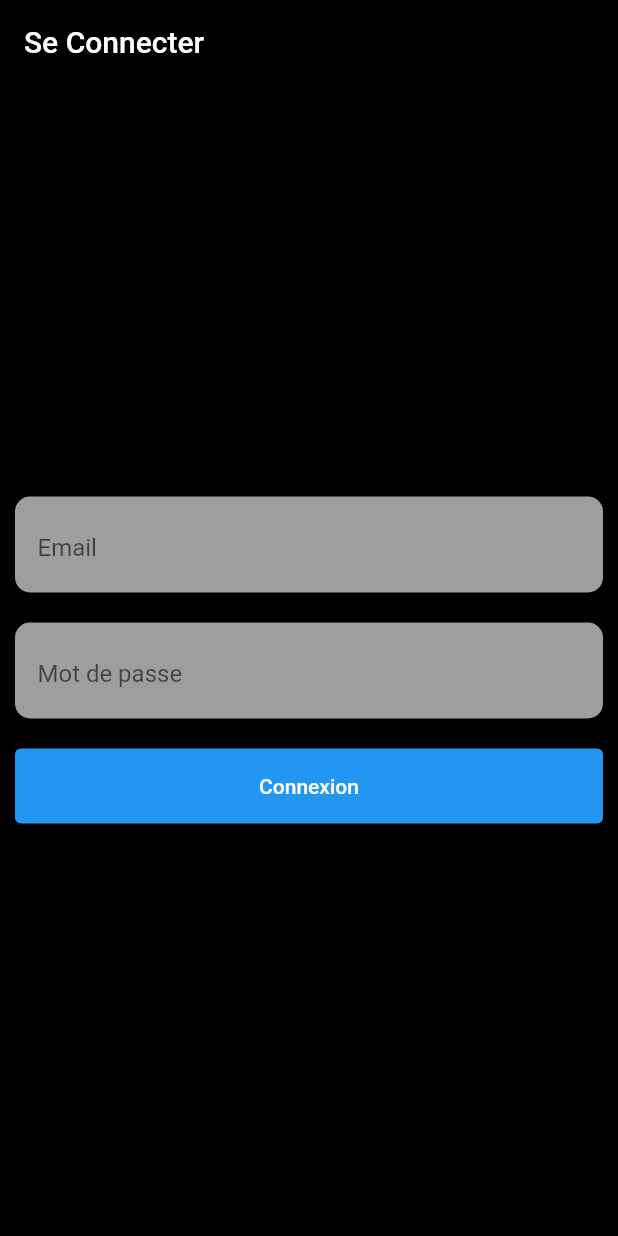
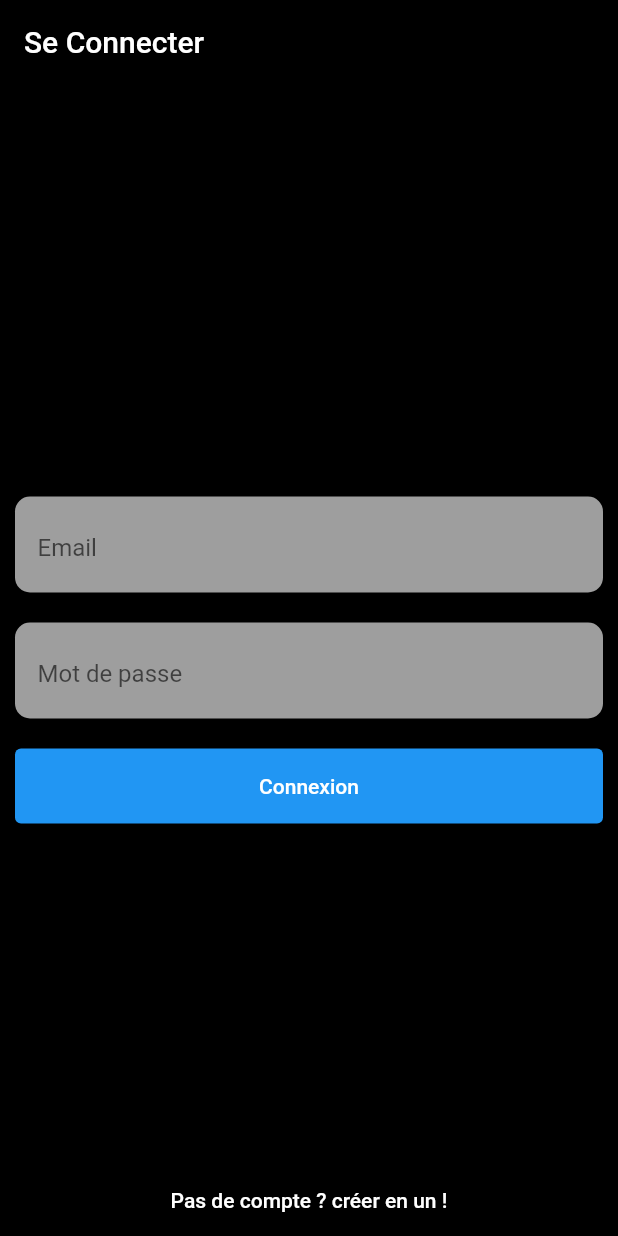
Before and after one commit to ShareMyCodeSocialNetwork/Flutter_APP, a Flutter app: the screen it shows after launch, on a phone screen of 412 x 824 dp. Run offline on Flutter 3.47's test engine with Material 2 defaults, Android fonts, the phone set to English and light mode, and no system bars.

Commit message:
:rocket: connection page && debut de la page d enregistrement

```diff
--- a/lib/page/home.dart
+++ b/lib/page/home.dart
@@ -20,6 +20,7 @@ class _HomeState extends State<Home> {
       appBar: AppBar(
         title: const Text('Title'),
         backgroundColor: Colors.blueGrey,
+        automaticallyImplyLeading: true,//boutton retour sur lappbar
       ),
       body: currentIndex == 0
           ? News()
--- a/lib/page/sign_in_up/sign_in.dart
+++ b/lib/page/sign_in_up/sign_in.dart
@@ -1,5 +1,5 @@
 import 'package:flutter/material.dart';
-import 'package:http/http.dart';
+import 'package:flutter_app/page/sign_in_up/sing_up.dart';
 import '../home.dart';
 
 //connection page
@@ -18,34 +18,25 @@ class _Sign_inState extends State<Sign_in> {
       appBar: AppBar(
         title: const Text('Se Connecter'),
         backgroundColor: Colors.black,
+        automaticallyImplyLeading: true,//boutton retour sur lappbar
       ),
       body: Container(
-        color: Colors.black,
-        height: double.infinity,
-        width: double.infinity,
-        child: form()
-      ),
+          color: Colors.black,
+          height: MediaQuery.of(context).size.height,
+          width: MediaQuery.of(context).size.width,
+          child: Stack(
+            children: [
+              form(),
+              bottomSign_in(),
+            ],
+          )),
     );
   }
 
-  Column bottomSign_in(){
-    return Column(
-      crossAxisAlignment: CrossAxisAlignment.end,
-      children: [
-        ElevatedButton(
-          onPressed: () {},
-          child: Text('test'),
-        )
-      ],
-    );
-  }
-
-
-  Form form(){
+  Form form() {
     return Form(
       key: _formKey,
-      child:
-      Column(
+      child: Column(
         mainAxisAlignment: MainAxisAlignment.center,
         crossAxisAlignment: CrossAxisAlignment.center,
         children: <Widget>[
@@ -71,7 +62,9 @@ class _Sign_inState extends State<Sign_in> {
             validator: (value) {
               if (value == null || value.isEmpty) {
                 return 'Veuillez remplir ce champs';
-              }else if(!RegExp(r"^[a-zA-Z0-9.a-zA-Z0-9.!#$%&'*+-/=?^_`{|}~]+@[a-zA-Z0-9]+\.[a-zA-Z]+").hasMatch(value)){
+              } else if (!RegExp(
+                      r"^[a-zA-Z0-9.a-zA-Z0-9.!#$%&'*+-/=?^_`{|}~]+@[a-zA-Z0-9]+\.[a-zA-Z]+")
+                  .hasMatch(value)) {
                 return 'Email invalide';
               }
               return null;
@@ -153,6 +146,27 @@ class _Sign_inState extends State<Sign_in> {
     );
   }
 
+  Align bottomSign_in() {
+    return Align(
+      alignment: Alignment.bottomCenter,
+      child: ElevatedButton(
+        onPressed: () {
+          Navigator.of(context)
+              .push(MaterialPageRoute(builder: (BuildContext context) {
+            return Sign_up();
+          }));
+        },
+        child: Text('Pas de compte ? créer en un !'),
+        style: ButtonStyle(
+          backgroundColor: MaterialStateProperty.resolveWith(
+            (states) {
+              return Colors.black;
+            },
+          ),
+        ),
+      ),
+    );
+  }
 
   Future<void> invalidEmailOrPassword() async {
     return showDialog<void>(
```
Also changed, not shown: lib/page/sign_in_up/sing_up.dart (+21 -0 lines).
